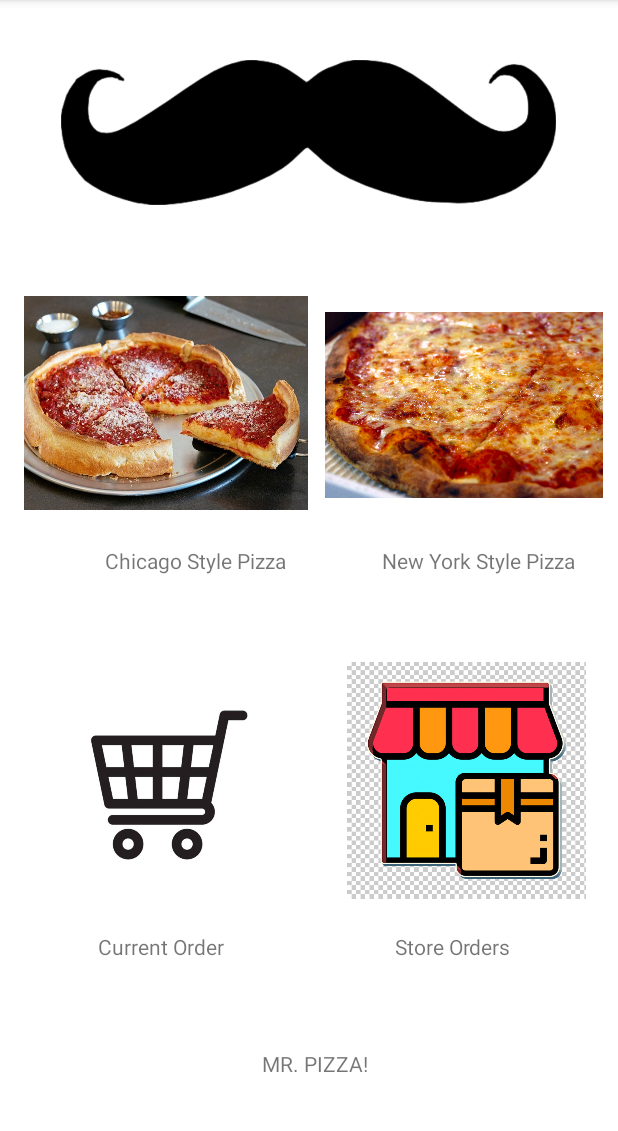
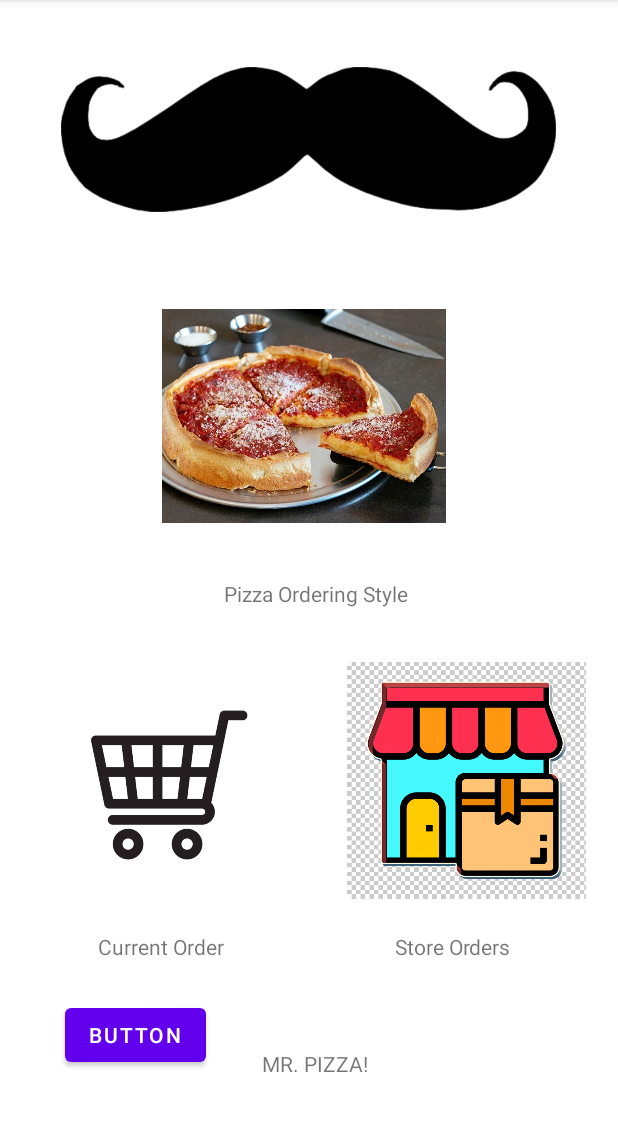
Before and after one commit to AryaShetty08/Project5Pizza, an Android app: the screen it shows after launch (MainActivity), on a phone screen of 412 x 824 dp, the part 84-1215 px from its top. Run offline under Robolectric (Android 15) with nearby library versions, the light colour scheme and no system bars.

Commit message:
add stuff to project 5

```diff
--- a/app/src/main/java/com/example/project5pizza/CurrentOrderActivity.java
+++ b/app/src/main/java/com/example/project5pizza/CurrentOrderActivity.java
@@ -11,6 +11,7 @@ public class CurrentOrderActivity extends AppCompatActivity {
     protected void onCreate(Bundle savedInstanceState) {
         super.onCreate(savedInstanceState);
         setContentView(R.layout.currentorder);
+        getSupportActionBar().setDisplayHomeAsUpEnabled(true);
 
     }
 
--- a/app/src/main/java/com/example/project5pizza/MainActivity.java
+++ b/app/src/main/java/com/example/project5pizza/MainActivity.java
@@ -2,8 +2,16 @@ package com.example.project5pizza;
 
 import androidx.appcompat.app.AppCompatActivity;
 
+import android.content.Intent;
 import android.os.Bundle;
+import android.os.Parcelable;
+import android.view.View;
+import android.widget.Button;
 import android.widget.ImageView;
+
+import java.util.ArrayList;
+
+import pizzaManager.Pizza;
 
 public class MainActivity extends AppCompatActivity {
 
@@ -12,10 +20,44 @@ public class MainActivity extends AppCompatActivity {
         super.onCreate(savedInstanceState);
         setContentView(R.layout.activity_main);
 
-        //hello
+        ArrayList<Pizza> a = new ArrayList<Pizza>();
 
-        //ImageView chicagoStyle = (ImageView)findViewById(R.id.chicagoStyle);
-        //chicagoStyle.setBackgroundResource(R.drawable.chicagopizzaimage);
+        Button button = (Button)findViewById(R.id.button);
+        button.setOnClickListener(new View.OnClickListener() {
+            @Override
+            public void onClick(View view) {
+                System.out.println(a.get(0));
+            }
+        });
+
+        ImageView pizzaOrder = (ImageView)findViewById(R.id.pizzaOrder);
+        pizzaOrder.setOnClickListener(new View.OnClickListener() {
+            @Override
+            public void onClick(View view) {
+                Intent switchToPizza = new Intent(getApplicationContext(), PizzaOrderingActivity.class);
+                startActivity(switchToPizza);
+            }
+        });
+
+        ImageView currentOrder = (ImageView)findViewById(R.id.currentOrder);
+        currentOrder.setOnClickListener(new View.OnClickListener() {
+            @Override
+            public void onClick(View view) {
+                Intent switchtoCurrent = new Intent(getApplicationContext(), CurrentOrderActivity.class);
+                startActivity(switchtoCurrent);
+            }
+        });
+
+        ImageView storeOrders = (ImageView)findViewById(R.id.storeOrders);
+        storeOrders.setOnClickListener(new View.OnClickListener() {
+            @Override
+            public void onClick(View view) {
+                Intent switchtoStore = new Intent(getApplicationContext(), StoreOrdersActivity.class);
+                switchtoStore.putParcelableArrayListExtra("PIZZA_ARRAYLIST", a);
+                startActivity(switchtoStore);
+            }
+        });
+
     }
 
 
--- a/app/src/main/java/com/example/project5pizza/StoreOrdersActivity.java
+++ b/app/src/main/java/com/example/project5pizza/StoreOrdersActivity.java
@@ -11,6 +11,7 @@ public class StoreOrdersActivity extends AppCompatActivity {
     protected void onCreate(Bundle savedInstanceState) {
         super.onCreate(savedInstanceState);
         setContentView(R.layout.storeorders);
+        getSupportActionBar().setDisplayHomeAsUpEnabled(true);
 
     }
 
--- a/app/src/main/java/pizzaManager/Pizza.java
+++ b/app/src/main/java/pizzaManager/Pizza.java
@@ -1,4 +1,6 @@
 package pizzaManager;
+
+import android.os.Parcelable;
 
 import java.text.DecimalFormat;
 import java.util.ArrayList;
@@ -11,7 +13,7 @@ import java.util.ArrayList;
  *  - List of Toppings
  * @author Arya Shetty, John Greaney-Cheng
  */
-public abstract class Pizza implements Customizable {
+public abstract class Pizza implements Customizable, Parcelable {
     // Note: All instance variables are protected for inheritance
     protected static final DecimalFormat df = new DecimalFormat("0.00");
     protected ArrayList<Topping> toppings;
--- a/app/src/main/res/layout/activity_main.xml
+++ b/app/src/main/res/layout/activity_main.xml
@@ -16,33 +16,20 @@
         app:layout_constraintTop_toTopOf="parent" />
 
     <ImageView
-        android:id="@+id/imageView5"
+        android:id="@+id/pizzaOrder"
         android:layout_width="189dp"
         android:layout_height="164dp"
-        android:layout_marginStart="16dp"
+        android:layout_marginStart="108dp"
         android:layout_marginTop="177dp"
         android:layout_marginBottom="15dp"
         app:layout_constraintBottom_toTopOf="@+id/textView2"
         app:layout_constraintStart_toStartOf="parent"
         app:layout_constraintTop_toTopOf="parent"
+        app:layout_constraintVertical_bias="1.0"
         app:srcCompat="@drawable/chicagopizzaimage" />
 
     <ImageView
-        android:id="@+id/imageView6"
-        android:layout_width="185dp"
-        android:layout_height="161dp"
-        android:layout_marginStart="11dp"
-        android:layout_marginTop="180dp"
-        android:layout_marginEnd="10dp"
-        android:layout_marginBottom="15dp"
-        app:layout_constraintBottom_toTopOf="@+id/textView2"
-        app:layout_constraintEnd_toEndOf="parent"
-        app:layout_constraintStart_toEndOf="@+id/imageView5"
-        app:layout_constraintTop_toTopOf="parent"
-        app:srcCompat="@drawable/nypizzaimage" />
-
-    <ImageView
-        android:id="@+id/imageView7"
+        android:id="@+id/currentOrder"
         android:layout_width="183dp"
         android:layout_height="165dp"
         android:layout_marginStart="16dp"
@@ -54,7 +41,7 @@
         app:srcCompat="@drawable/currentorderimage" />
 
     <ImageView
-        android:id="@+id/imageView8"
+        android:id="@+id/storeOrders"
         android:layout_width="182dp"
         android:layout_height="158dp"
         android:layout_marginStart="20dp"
@@ -63,7 +50,7 @@
         android:layout_marginBottom="159dp"
         app:layout_constraintBottom_toBottomOf="parent"
         app:layout_constraintEnd_toEndOf="parent"
-        app:layout_constraintStart_toEndOf="@+id/imageView7"
+        app:layout_constraintStart_toEndOf="@+id/currentOrder"
         app:layout_constraintTop_toBottomOf="@+id/textView2"
         app:srcCompat="@drawable/storeordersimage" />
 
@@ -75,35 +62,21 @@
         android:layout_marginTop="16dp"
         android:layout_marginEnd="41dp"
         android:layout_marginBottom="26dp"
-        app:layout_constraintBottom_toTopOf="@+id/imageView5"
+        app:layout_constraintBottom_toTopOf="@+id/pizzaOrder"
         app:layout_constraintEnd_toEndOf="parent"
         app:layout_constraintStart_toStartOf="parent"
         app:layout_constraintTop_toTopOf="parent"
         app:srcCompat="@drawable/mustache" />
 
     <TextView
-        android:id="@+id/textView3"
-        android:layout_width="wrap_content"
-        android:layout_height="wrap_content"
-        android:layout_marginTop="4dp"
-        android:layout_marginEnd="15dp"
-        android:layout_marginBottom="48dp"
-        android:text="Chicago Style Pizza"
-        app:layout_constraintBottom_toTopOf="@+id/imageView7"
-        app:layout_constraintEnd_toStartOf="@+id/textView2"
-        app:layout_constraintTop_toBottomOf="@+id/imageView5" />
-
-    <TextView
         android:id="@+id/textView4"
         android:layout_width="wrap_content"
         android:layout_height="wrap_content"
-        android:layout_marginTop="4dp"
-        android:layout_marginEnd="28dp"
-        android:layout_marginBottom="49dp"
-        android:text="New York Style Pizza"
-        app:layout_constraintBottom_toTopOf="@+id/imageView8"
-        app:layout_constraintEnd_toEndOf="parent"
-        app:layout_constraintTop_toBottomOf="@+id/imageView6" />
+        android:layout_marginEnd="140dp"
+        android:layout_marginBottom="36dp"
+        android:text="Pizza Ordering Style"
+        app:layout_constraintBottom_toTopOf="@+id/storeOrders"
+        app:layout_constraintEnd_toEndOf="parent" />
 
     <TextView
         android:id="@+id/textView5"
@@ -115,7 +88,7 @@
         android:text="Store Orders"
         app:layout_constraintBottom_toBottomOf="parent"
         app:layout_constraintStart_toEndOf="@+id/textView6"
-        app:layout_constraintTop_toBottomOf="@+id/imageView8" />
+        app:layout_constraintTop_toBottomOf="@+id/storeOrders" />
 
     <TextView
         android:id="@+id/textView6"
@@ -129,7 +102,7 @@
         app:layout_constraintBottom_toBottomOf="parent"
         app:layout_constraintEnd_toStartOf="@+id/textView5"
         app:layout_constraintStart_toStartOf="parent"
-        app:layout_constraintTop_toBottomOf="@+id/imageView7" />
+        app:layout_constraintTop_toBottomOf="@+id/currentOrder" />
 
     <TextView
         android:id="@+id/textView7"
@@ -143,6 +116,20 @@
         app:layout_constraintBottom_toBottomOf="parent"
         app:layout_constraintEnd_toEndOf="parent"
         app:layout_constraintStart_toStartOf="parent"
-        app:layout_constraintTop_toBottomOf="@+id/imageView7" />
+        app:layout_constraintTop_toBottomOf="@+id/currentOrder" />
+
+    <Button
+        android:id="@+id/button"
+        android:layout_width="wrap_content"
+        android:layout_height="wrap_content"
+        android:layout_marginStart="43dp"
+        android:layout_marginTop="23dp"
+        android:layout_marginEnd="37dp"
+        android:layout_marginBottom="52dp"
+        android:text="Button"
+        app:layout_constraintBottom_toBottomOf="parent"
+        app:layout_constraintEnd_toStartOf="@+id/textView7"
+        app:layout_constraintStart_toStartOf="parent"
+        app:layout_constraintTop_toBottomOf="@+id/textView6" />
 
 </androidx.constraintlayout.widget.ConstraintLayout>
--- a/app/src/main/res/layout/currentorder.xml
+++ b/app/src/main/res/layout/currentorder.xml
@@ -20,7 +20,7 @@
         app:layout_constraintTop_toTopOf="parent" />
 
     <TextView
-        android:id="@+id/textView8"
+        android:id="@+id/crust"
         android:layout_width="wrap_content"
         android:layout_height="wrap_content"
         android:layout_marginStart="16dp"
@@ -85,7 +85,7 @@
         app:layout_constraintBottom_toTopOf="@+id/textView11"
         app:layout_constraintEnd_toEndOf="parent"
         app:layout_constraintStart_toStartOf="parent"
-        app:layout_constraintTop_toBottomOf="@+id/textView8" />
+        app:layout_constraintTop_toBottomOf="@+id/crust" />
 
     <TextView
         android:id="@+id/textView11"
@@ -122,7 +122,7 @@
         android:layout_marginTop="8dp"
         android:layout_marginEnd="1dp"
         android:layout_marginBottom="8dp"
-        app:layout_constraintBottom_toTopOf="@+id/textView8"
+        app:layout_constraintBottom_toTopOf="@+id/crust"
         app:layout_constraintEnd_toEndOf="parent"
         app:layout_constraintStart_toStartOf="parent"
         app:layout_constraintTop_toBottomOf="@+id/textView12" />
```
Also changed, not shown: app/src/main/AndroidManifest.xml (+10 -8 lines), app/src/main/java/com/example/project5pizza/PizzaOrderingActivity.java (+20 -0 lines), app/src/main/java/pizzaManager/BBQ_Chicken.java (+12 -0 lines), app/src/main/java/pizzaManager/BuildYourOwn.java (+35 -0 lines), app/src/main/java/pizzaManager/Deluxe.java (+12 -0 lines), app/src/main/java/pizzaManager/Meatzza.java (+12 -0 lines), app/src/main/res/layout/pizzaordering.xml (+9 -10 lines), app/src/main/res/layout/storeorders.xml (+0 -14 lines).
